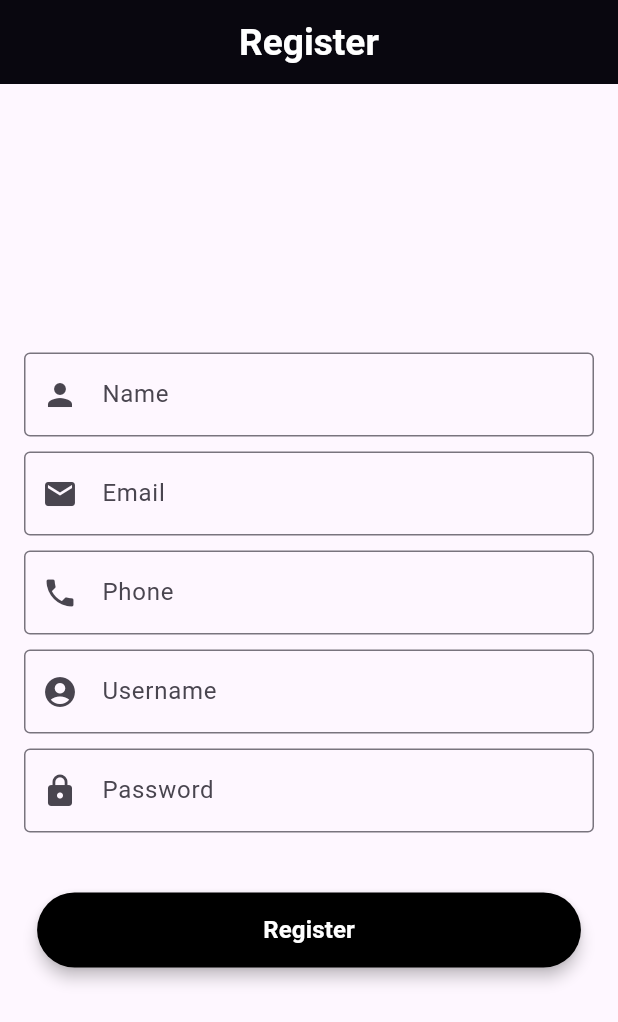
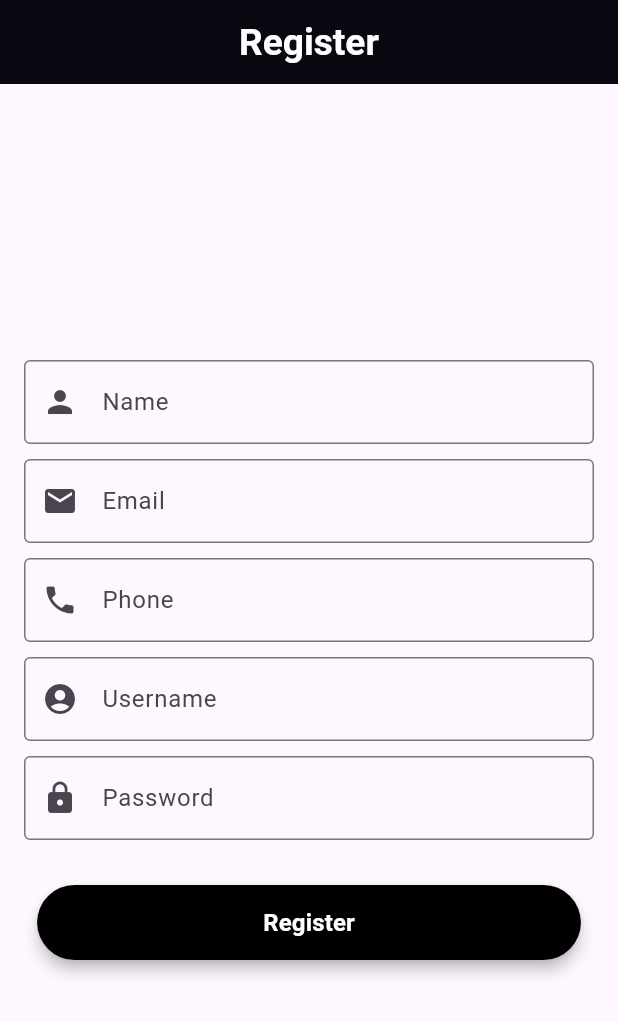
Before and after one commit to Yash-Gupta001/registration_in_bloc, a Flutter app: the screen it shows after launch, on a phone screen of 412 x 824 dp. Shown: the top 1022 px of the screen. Run offline on Flutter 3.47's test engine with Material 3 defaults, Android fonts, the phone set to English and light mode, and no system bars; our stand-ins replace double_back_to_close_app, floor, get_it, sqflite; accounts and stored records are empty; generated files the repository leaves out were written again.

Commit message:
textfield ui edited

```diff
--- a/lib/presentation/auth/pages/signup.dart
+++ b/lib/presentation/auth/pages/signup.dart
@@ -27,7 +27,6 @@ class SignupPage extends StatelessWidget {
             child: Column(
               mainAxisAlignment: MainAxisAlignment.center,
               children: [
-
                 // Name TextField
                 TextField(
                   controller: nameController,
@@ -82,20 +81,21 @@ class SignupPage extends StatelessWidget {
                 TextField(
                   controller: passwordController,
                   autofocus: false,
-                  obscureText: true,
+                  obscureText: true, // obscuretext is used to hide the typed words
                   decoration: InputDecoration(
                     labelText: 'Password',
                     border: OutlineInputBorder(),
                     prefixIcon: Icon(Icons.lock),
                   ),
                 ),
-                SizedBox(height: 10),
 
                 SizedBox(height: 30),
+
+                // Register Button inside Column
                 CustomElevatedButton(
                   title: 'Register',
                   onPressed: () {
-                    // You can gather the values here and pass them to your logic
+                    // gather the values here and pass them to logic
                     String name = nameController.text;
                     String email = emailController.text;
                     String phone = phoneController.text;
```
